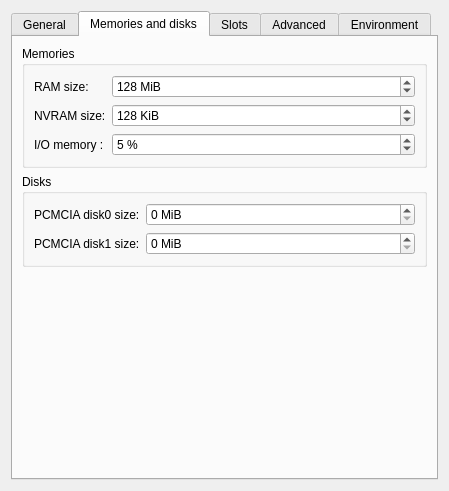
GNS3/gns3-gui, file gns3/modules/dynamips/ui/ios_router_configuration_page.ui: the form before one commit.
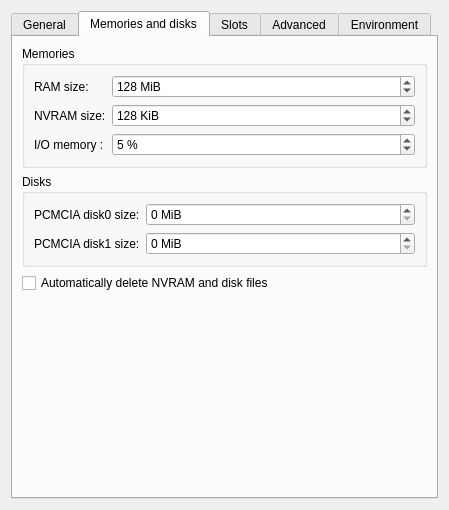
The form after the commit. The open tabs and pages were chosen to show the change.

Commit message: Backport: option to drop nvram & disk files for IOS routers in order to save disk space.

```diff
--- a/gns3/modules/dynamips/ui/ios_router_configuration_page.ui
+++ b/gns3/modules/dynamips/ui/ios_router_configuration_page.ui
@@ -7,7 +7,7 @@
     <x>0</x>
     <y>0</y>
     <width>449</width>
-    <height>491</height>
+    <height>510</height>
    </rect>
   </property>
   <property name="windowTitle">
@@ -388,6 +388,13 @@
          </layout>
         </widget>
        </item>
+       <item>
+        <widget class="QCheckBox" name="uiAutoDeleteCheckBox">
+         <property name="text">
+          <string>Automatically delete NVRAM and disk files</string>
+         </property>
+        </widget>
+       </item>
        <item>
         <spacer>
          <property name="orientation">
```
The commit also changes 6 other files.
